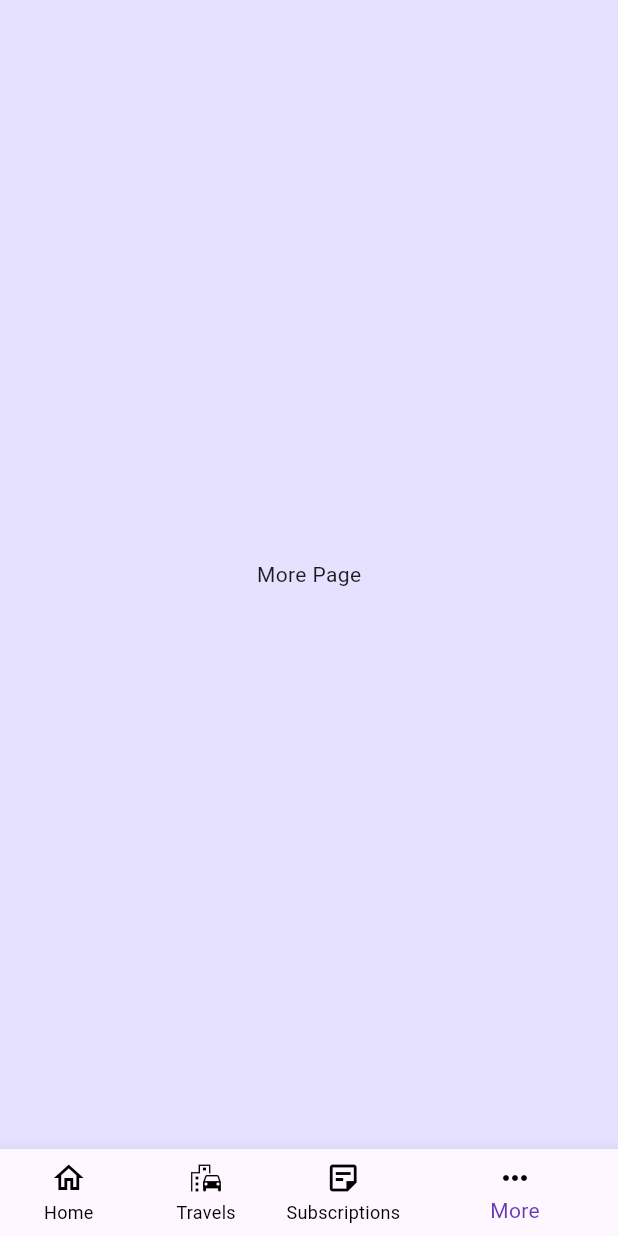
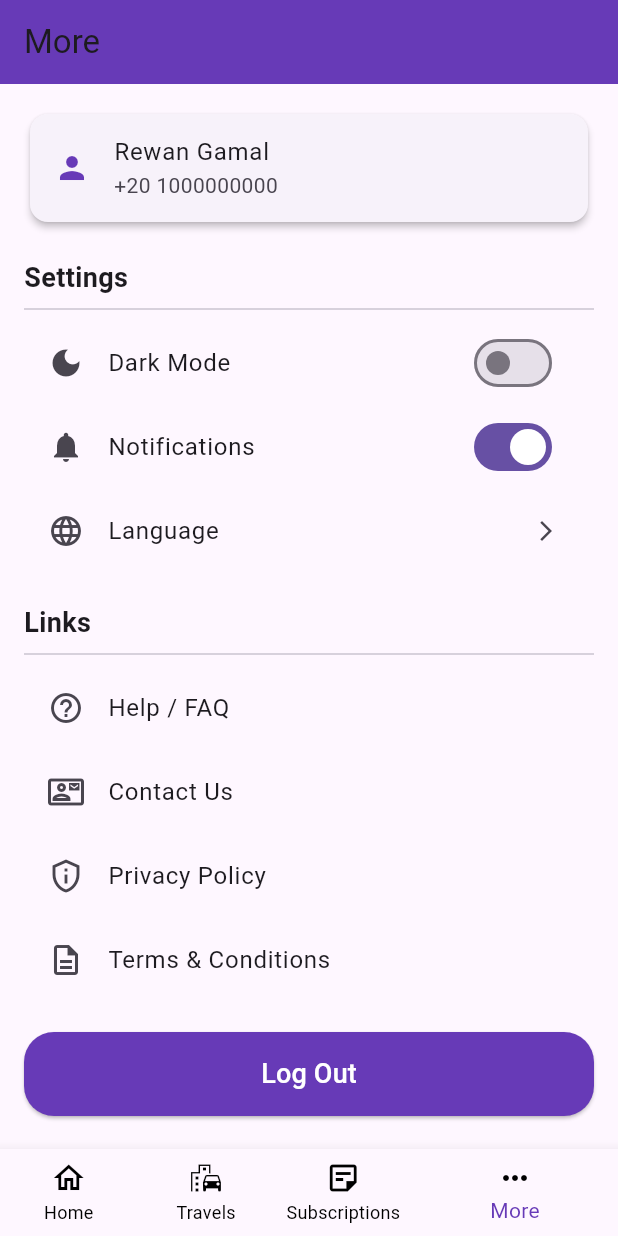
Before and after one commit to AmiraMohamedTaha/Graduation-Project, a Flutter app: the HomePage screen opened directly, item 4 of the bottom bar chosen, on a phone screen of 412 x 824 dp. Run offline on Flutter 3.47's test engine with Material 3 defaults, Android fonts, the phone set to English and light mode, and no system bars.

Commit message:
last with more page

```diff
--- a/transityx/lib/main.dart
+++ b/transityx/lib/main.dart
@@ -5,7 +5,6 @@ void main() {
 }
 
 /* ===================== APP ROOT ===================== */
-
 class MyApp extends StatelessWidget {
   const MyApp({super.key});
 
@@ -19,7 +18,6 @@ class MyApp extends StatelessWidget {
 }
 
 /* ===================== LOGIN PAGE ===================== */
-
 class LoginPage extends StatefulWidget {
   const LoginPage({super.key});
 
@@ -29,7 +27,6 @@ class LoginPage extends StatefulWidget {
 
 class _LoginPageState extends State<LoginPage> {
   final _formKey = GlobalKey<FormState>();
-
   final TextEditingController phoneController = TextEditingController();
   final TextEditingController passwordController = TextEditingController();
 
@@ -38,7 +35,6 @@ class _LoginPageState extends State<LoginPage> {
     final hasSpecialChar =
         password.contains(RegExp(r'[!@#$%^&*(),.?":{}|<>]'));
     final hasMinLength = password.length >= 8;
-
     return hasUppercase && hasSpecialChar && hasMinLength;
   }
 
@@ -55,15 +51,12 @@ class _LoginPageState extends State<LoginPage> {
               child: Column(
                 children: [
                   const SizedBox(height: 40),
-
                   const Icon(
                     Icons.location_on,
                     size: 60,
                     color: Colors.deepPurple,
                   ),
-
                   const SizedBox(height: 20),
-
                   const Text(
                     "Welcome back\nto Maseer",
                     textAlign: TextAlign.center,
@@ -72,11 +65,9 @@ class _LoginPageState extends State<LoginPage> {
                       fontWeight: FontWeight.bold,
                     ),
                   ),
-
                   const SizedBox(height: 40),
 
                   /* ================= PHONE ================= */
-
                   TextFormField(
                     controller: phoneController,
                     keyboardType: TextInputType.phone,
@@ -91,23 +82,16 @@ class _LoginPageState extends State<LoginPage> {
                       if (value == null || value.isEmpty) {
                         return "Phone number is required";
                       }
-
-                     // remove spaces just in case
                       value = value.trim();
-
-                    // accepts 010xxxxxxxx or 10xxxxxxxx
                       if (!RegExp(r'^0?\d{10}$').hasMatch(value)) {
                         return "Invalid phone number";
                       }
-
                       return null;
                     },
                   ),
-
                   const SizedBox(height: 20),
 
                   /* ================= PASSWORD ================= */
-
                   TextFormField(
                     controller: passwordController,
                     obscureText: true,
@@ -124,11 +108,9 @@ class _LoginPageState extends State<LoginPage> {
                       return null;
                     },
                   ),
-
                   const SizedBox(height: 30),
 
                   /* ================= SIGN IN ================= */
-
                   ElevatedButton(
                     onPressed: () {
                       if (_formKey.currentState!.validate()) {
@@ -165,7 +147,8 @@ class _LoginPageState extends State<LoginPage> {
                         onTap: () {
                           Navigator.push(
                             context,
-                          MaterialPageRoute(builder: (_) => const RegisterPage()),
+                            MaterialPageRoute(
+                                builder: (_) => const RegisterPage()),
                           );
                         },
                         child: const Text(
@@ -178,7 +161,6 @@ class _LoginPageState extends State<LoginPage> {
                       ),
                     ],
                   ),
-
                 ],
               ),
             ),
@@ -189,6 +171,7 @@ class _LoginPageState extends State<LoginPage> {
   }
 }
 
+/* ===================== REGISTER PAGE ===================== */
 class RegisterPage extends StatefulWidget {
   const RegisterPage({super.key});
 
@@ -198,7 +181,6 @@ class RegisterPage extends StatefulWidget {
 
 class _RegisterPageState extends State<RegisterPage> {
   final _formKey = GlobalKey<FormState>();
-
   final usernameController = TextEditingController();
   final phoneController = TextEditingController();
   final passwordController = TextEditingController();
@@ -208,7 +190,6 @@ class _RegisterPageState extends State<RegisterPage> {
     final hasSpecialChar =
         password.contains(RegExp(r'[!@#$%^&*(),.?":{}|<>]'));
     final hasMinLength = password.length >= 8;
-
     return hasUppercase && hasSpecialChar && hasMinLength;
   }
 
@@ -223,20 +204,18 @@ class _RegisterPageState extends State<RegisterPage> {
             key: _formKey,
             child: Column(
               children: [
-
                 const SizedBox(height: 30),
-                const Text("Create Account",
-                    style: TextStyle(fontSize: 26, fontWeight: FontWeight.bold)),
-
+                const Text(
+                  "Create Account",
+                  style: TextStyle(fontSize: 26, fontWeight: FontWeight.bold),
+                ),
                 const SizedBox(height: 30),
 
                 TextFormField(
                   controller: usernameController,
                   decoration: const InputDecoration(labelText: "Username"),
-                  validator: (v) =>
-                      v!.isEmpty ? "Username required" : null,
+                  validator: (v) => v!.isEmpty ? "Username required" : null,
                 ),
-
                 const SizedBox(height: 15),
 
                 TextFormField(
@@ -253,7 +232,6 @@ class _RegisterPageState extends State<RegisterPage> {
                     return null;
                   },
                 ),
-
                 const SizedBox(height: 15),
 
                 TextFormField(
@@ -264,16 +242,12 @@ class _RegisterPageState extends State<RegisterPage> {
                     if (value == null || value.isEmpty) {
                       return "Password required";
                     }
-
                     if (!isPasswordValid(value)) {
                       return "Password must be:\n• At least 8 characters\n• contain special letters\n• contain capital letters";
                     }
-
                     return null;
                   },
-
                 ),
-
                 const SizedBox(height: 30),
 
                 ElevatedButton(
@@ -287,7 +261,18 @@ class _RegisterPageState extends State<RegisterPage> {
                       );
                     }
                   },
-                  child: const Text("Register"),
+                  style: ElevatedButton.styleFrom(
+                    backgroundColor: Colors.deepPurple,
+                    padding: const EdgeInsets.symmetric(
+                        horizontal: 30, vertical: 15),
+                    shape: RoundedRectangleBorder(
+                      borderRadius: BorderRadius.circular(14),
+                    ),
+                  ),
+                  child: const Text(
+                    "Register",
+                    style: TextStyle(color: Colors.white, fontSize: 16),
+                  ),
                 ),
               ],
             ),
@@ -298,11 +283,7 @@ class _RegisterPageState extends State<RegisterPage> {
   }
 }
 
-
-
-
-/* ===================== HOME PAGE (OLD CODE) ===================== */
-
+/* ===================== HOME PAGE ===================== */
 class HomePage extends StatefulWidget {
   const HomePage({super.key});
 
@@ -315,12 +296,10 @@ class _HomePageState extends State<HomePage> {
 
   @override
   Widget build(BuildContext context) {
-    // القوائم المختلفة لكل تاب
     final pages = [
-      /* ========= الصفحة اللي فيها الخريطة و الاتوبيسات ========= */
+      /* ========= Home page: Map + Buses ========= */
       Stack(
         children: [
-          /* ================= MAP FAKE UI مع صورة حقيقية ================= */
           Container(
             height: MediaQuery.of(context).size.height * 0.45,
             width: double.infinity,
@@ -332,24 +311,21 @@ Container(
                   width: double.infinity,
                   height: double.infinity,
                 ),
-
                 const Positioned(
-        top: 120,
-        left: 550,
-        child: Icon(Icons.directions_bus, color: Color.fromARGB(255, 6, 80, 141), size: 40),
+                  top: 50,
+                  left: 600,
+                  child: Icon(Icons.directions_bus,
+                      color: Color.fromARGB(255, 6, 80, 141), size: 40),
                 ),
                 const Positioned(
                   top: 70,
-        right: 70,
-        child: Icon(Icons.directions_bus, color: Color.fromARGB(255, 14, 84, 15), size: 40),
+                  right: 50,
+                  child: Icon(Icons.directions_bus,
+                      color: Color.fromARGB(255, 14, 84, 15), size: 40),
                 ),
               ],
             ),
           ),
-
-
-
-          /* ================= BUS LIST ================= */
           DraggableScrollableSheet(
             initialChildSize: 0.45,
             minChildSize: 0.45,
@@ -395,22 +371,14 @@ Container(
           ),
         ],
       ),
-
-      /* ========= صفحة Travels بسيطة ========= */
       const Center(child: Text("Travels Page")),
-
-      /* ========= صفحة Subscriptions بسيطة ========= */
       const Center(child: Text("Subscriptions Page")),
-
-      /* ========= صفحة More بسيطة ========= */
-      const Center(child: Text("More Page")),
+      const MorePage(), // More page
     ];
 
     return Scaffold(
       backgroundColor: const Color(0xffE6E1FF),
       body: pages[selectedindex],
-
-      /* ================= BOTTOM NAVIGATION BAR ================= */
       bottomNavigationBar: BottomNavigationBar(
         currentIndex: selectedindex,
         onTap: (val) {
@@ -446,8 +414,6 @@ Container(
           ),
         ],
       ),
-
-      /* ================= FLOATING ACTION BUTTON ================= */
       floatingActionButton: selectedindex == 0
           ? FloatingActionButton(
               backgroundColor: Colors.deepPurple,
@@ -518,3 +484,111 @@ class BusCard extends StatelessWidget {
     );
   }
 }
+
+/* ===================== MORE PAGE ===================== */
+class MorePage extends StatelessWidget {
+  const MorePage({super.key});
+
+  @override
+  Widget build(BuildContext context) {
+    // Dummy user info
+    final username = "Rewan Gamal";
+    final phone = "+20 1000000000";
+
+    return Scaffold(
+      appBar: AppBar(
+        title: const Text("More"),
+        backgroundColor: Colors.deepPurple,
+      ),
+      body: ListView(
+        padding: const EdgeInsets.all(16),
+        children: [
+          /* ===== User Info ===== */
+          Card(
+            elevation: 2,
+            shape:
+                RoundedRectangleBorder(borderRadius: BorderRadius.circular(12)),
+            child: ListTile(
+              leading: const Icon(Icons.person, color: Colors.deepPurple),
+              title: Text(username),
+              subtitle: Text(phone),
+            ),
+          ),
+          const SizedBox(height: 20),
+
+          /* ===== Settings Section ===== */
+          const Text("Settings",
+              style: TextStyle(fontSize: 18, fontWeight: FontWeight.bold)),
+          const Divider(),
+          SwitchListTile(
+            title: const Text("Dark Mode"),
+            value: false,
+            onChanged: (v) {},
+            secondary: const Icon(Icons.dark_mode),
+          ),
+          SwitchListTile(
+            title: const Text("Notifications"),
+            value: true,
+            onChanged: (v) {},
+            secondary: const Icon(Icons.notifications),
+          ),
+          ListTile(
+            leading: const Icon(Icons.language),
+            title: const Text("Language"),
+            trailing: const Icon(Icons.arrow_forward_ios, size: 16),
+            onTap: () {},
+          ),
+          const SizedBox(height: 20),
+
+          /* ===== Links Section ===== */
+          const Text("Links",
+              style: TextStyle(fontSize: 18, fontWeight: FontWeight.bold)),
+          const Divider(),
+          ListTile(
+            leading: const Icon(Icons.help_outline),
+            title: const Text("Help / FAQ"),
+            onTap: () {},
+          ),
+          ListTile(
+            leading: const Icon(Icons.contact_mail_outlined),
+            title: const Text("Contact Us"),
+            onTap: () {},
+          ),
+          ListTile(
+            leading: const Icon(Icons.privacy_tip_outlined),
+            title: const Text("Privacy Policy"),
+            onTap: () {},
+          ),
+          ListTile(
+            leading: const Icon(Icons.description_outlined),
+            title: const Text("Terms & Conditions"),
+            onTap: () {},
+          ),
+          const SizedBox(height: 20),
+
+          /* ===== Log Out Button ===== */
+          ElevatedButton(
+            style: ElevatedButton.styleFrom(
+              backgroundColor: Colors.deepPurple,
+              padding: const EdgeInsets.symmetric(horizontal: 30, vertical: 15),
+              shape: RoundedRectangleBorder(
+                borderRadius: BorderRadius.circular(20),
+              ),
+            ),
+            child: const Text(
+              "Log Out",
+              style: TextStyle(fontSize: 18, color: Colors.white),
+            ),
+            onPressed: () {
+              Navigator.pushAndRemoveUntil(
+                context,
+                MaterialPageRoute(builder: (context) => const LoginPage()),
+                (route) => false,
+              );
+            },
+          ),
+        ],
+      ),
+    );
+  }
+}
```
Lines whose indentation alone changed are shown as unchanged.
